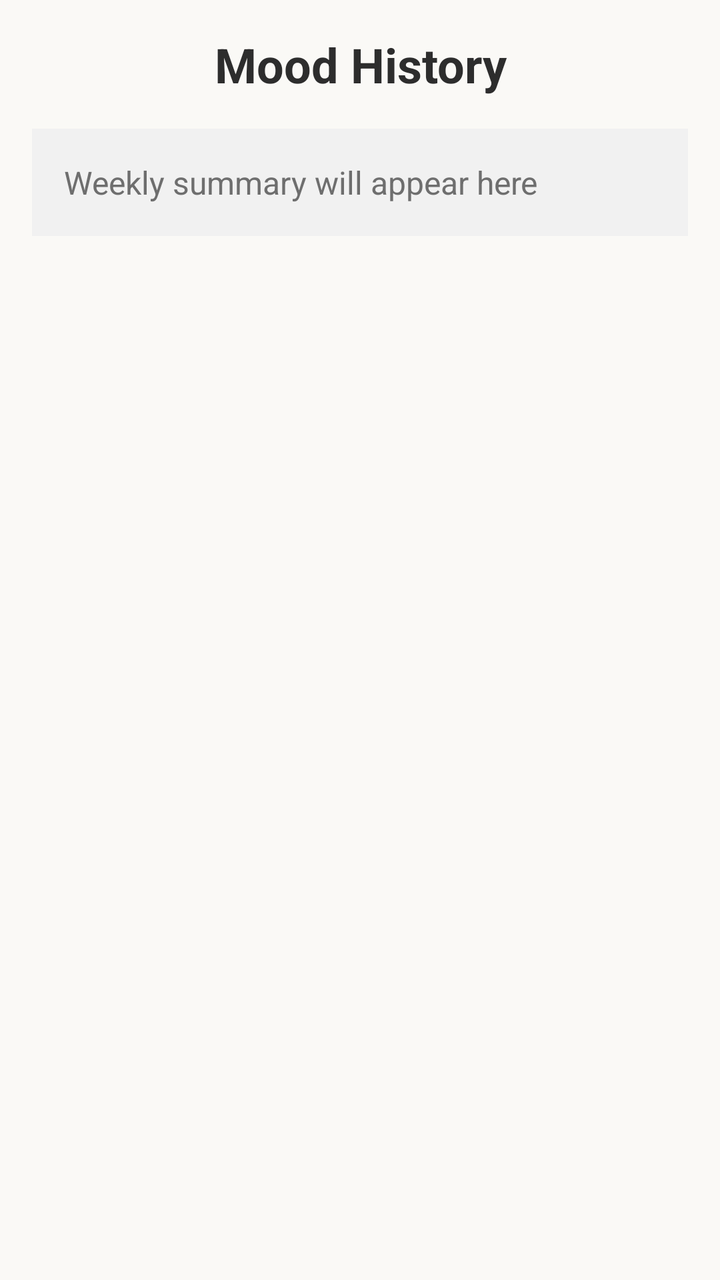
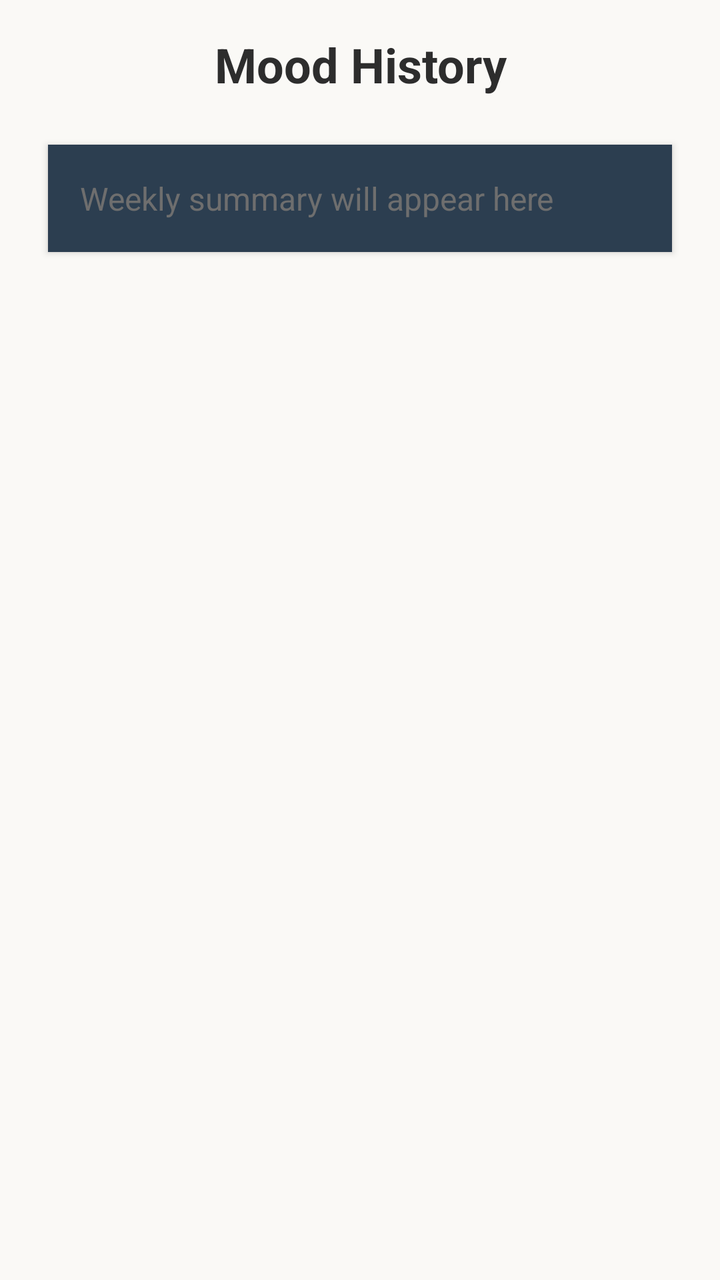

Two renders of the same Android screen: before a commit and after it. Below are the layout's source before the change and the commit's diff.
<!-- AndroidManifest.xml: application theme Theme.MoodJournal -->
<!-- res/layout/activity_enhanced_history.xml -->
<?xml version="1.0" encoding="utf-8"?>
<LinearLayout xmlns:android="http://schemas.android.com/apk/res/android"
    android:layout_width="match_parent"
    android:layout_height="match_parent"
    android:orientation="vertical"
    android:padding="16dp"
    android:background="@color/background_ivory">

    <TextView
        android:layout_width="match_parent"
        android:layout_height="wrap_content"
        android:text="@string/view_history"
        android:textSize="24sp"
        android:textStyle="bold"
        android:gravity="center"
        android:textColor="@color/text_charcoal"
        android:layout_marginBottom="16dp" />

    
    <com.example.moodjournal.CalendarMoodView
        android:id="@+id/calendarView"
        android:layout_width="match_parent"
        android:layout_height="0dp"
        android:layout_weight="1"
        android:visibility="gone" />

    
    <com.example.moodjournal.MoodLegendView
        android:id="@+id/legendView"
        android:layout_width="match_parent"
        android:layout_height="80dp"
        android:background="@color/mood_neutral_settings"
        android:visibility="gone" />

    <TextView
        android:id="@+id/weeklySummaryText"
        android:layout_width="match_parent"
        android:layout_height="wrap_content"
        android:text="Weekly summary will appear here"
        android:padding="16dp"
        android:textSize="16sp"
        android:textColor="@color/text_gray"
        android:background="@color/mood_neutral_settings"
        android:visibility="visible"/>

    
    <androidx.recyclerview.widget.RecyclerView
        android:id="@+id/recyclerViewHistory"
        android:layout_width="match_parent"
        android:layout_height="match_parent" />

</LinearLayout>
<!-- resources referenced by this layout -->
<resources>
  <color name="background_ivory">#FAF9F6</color>
  <color name="mood_neutral_settings">#F1F1F1</color>
  <color name="text_charcoal">#2D2D2D</color>
  <color name="text_gray">#6E6E6E</color>
  <string name="view_history">Mood History</string>
  <style name="Theme.MoodJournal" parent="Theme.Material3.DayNight.NoActionBar">
          
          
      </style>
</resources>

<!-- the commit's change to res/layout/activity_enhanced_history.xml (unified diff, before → after) -->
@@ -29,7 +29,7 @@
         android:id="@+id/legendView"
         android:layout_width="match_parent"
         android:layout_height="80dp"
-        android:background="@color/mood_neutral_settings"
+        android:background="@color/background_dark"
         android:visibility="gone" />
 
     <TextView
@@ -40,7 +40,9 @@
         android:padding="16dp"
         android:textSize="16sp"
         android:textColor="@color/text_gray"
-        android:background="@color/mood_neutral_settings"
+        android:background="@color/background_dark"
+        android:layout_margin="8dp"
+        android:elevation="2dp"
         android:visibility="visible"/>
 
     
<!-- resource entries referenced after the edit -->
@@ -1,7 +1,7 @@
 <!-- resources referenced by this layout -->
 <resources>
+  <color name="background_dark">#2C3E50</color>
   <color name="background_ivory">#FAF9F6</color>
-  <color name="mood_neutral_settings">#F1F1F1</color>
   <color name="text_charcoal">#2D2D2D</color>
   <color name="text_gray">#6E6E6E</color>
   <string name="view_history">Mood History</string>
